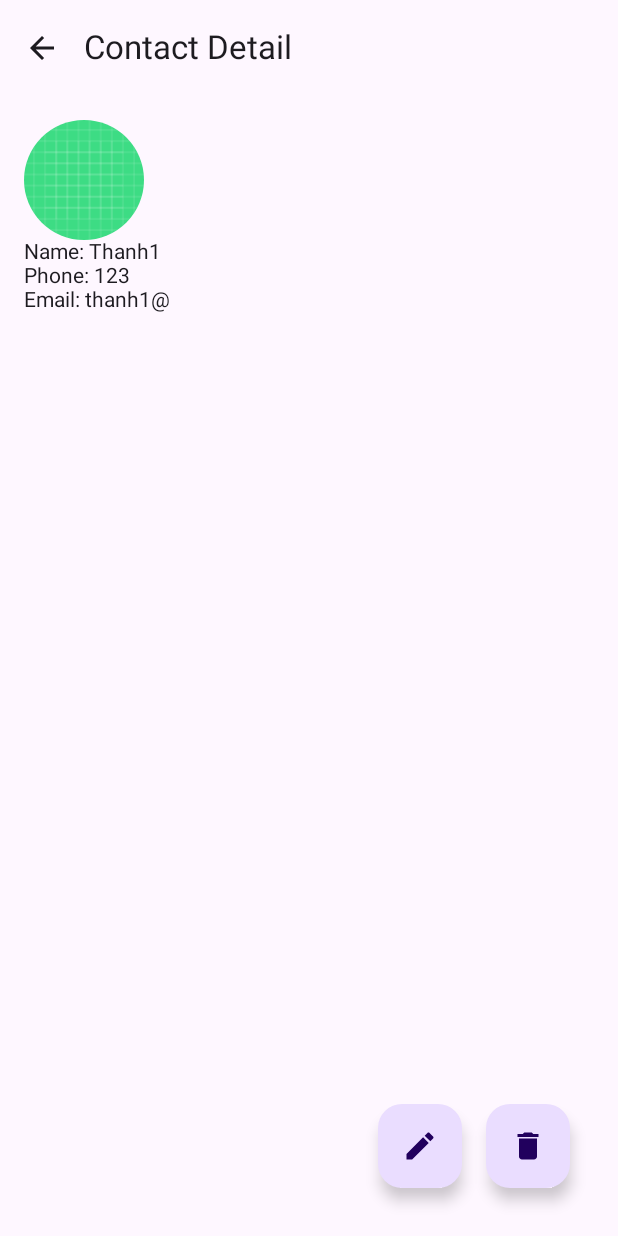
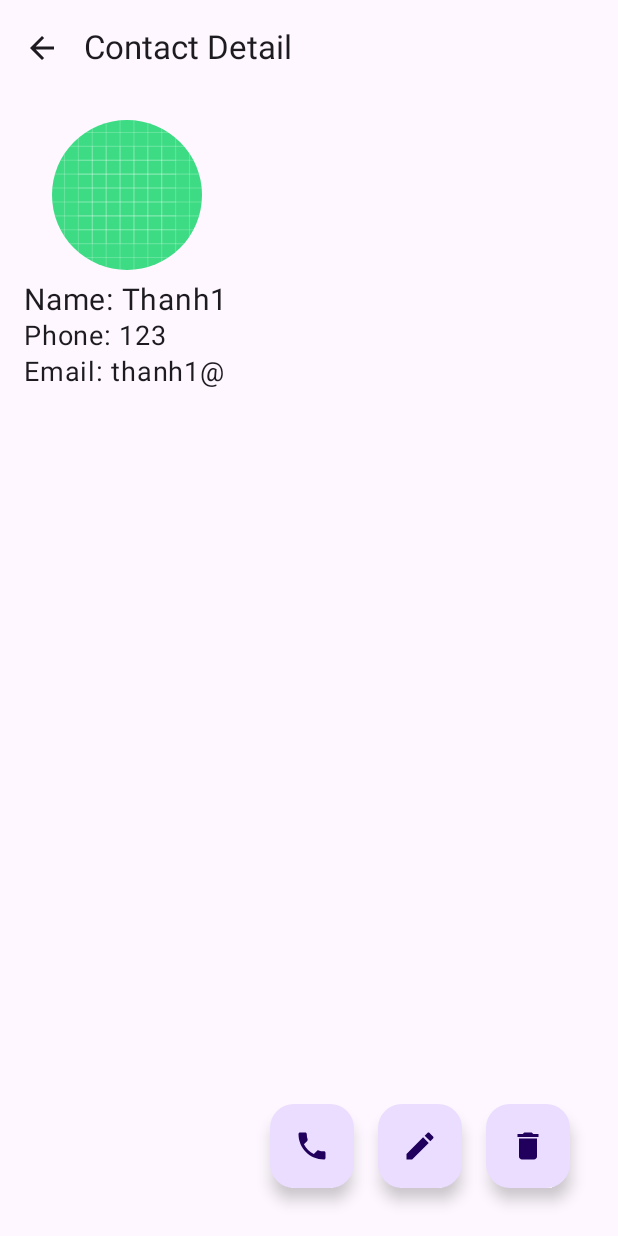
Before and after one commit to Baymaxmap/contact_compose, an Android app built with Jetpack Compose: the screen it shows after launch (MainActivity), after a tap on "Thanh1", on a phone screen of 412 x 824 dp. Run offline under Robolectric (Android 15) with nearby library versions, the phone set to English and light mode, and no system bars; our stand-ins replace Room's generated code, livedata-compose.

Commit message:
no commit

```diff
--- a/app/src/main/java/com/example/contact_compose/view/ContactDetailFragment.kt
+++ b/app/src/main/java/com/example/contact_compose/view/ContactDetailFragment.kt
@@ -1,6 +1,8 @@
 package com.example.contact_compose.view
 
 import android.annotation.SuppressLint
+import android.content.Intent
+import android.net.Uri
 import androidx.compose.foundation.layout.Arrangement
 import androidx.compose.foundation.layout.Box
 import androidx.compose.foundation.layout.Column
@@ -13,6 +15,7 @@ import androidx.compose.material.icons.Icons
 import androidx.compose.material.icons.filled.Add
 import androidx.compose.material.icons.filled.Delete
 import androidx.compose.material.icons.filled.Edit
+import androidx.compose.material.icons.filled.Phone
 import androidx.compose.material3.AlertDialog
 import androidx.compose.material3.ExperimentalMaterial3Api
 import androidx.compose.material3.FloatingActionButton
@@ -35,6 +38,7 @@ import androidx.compose.ui.Modifier
 import androidx.compose.ui.draw.clip
 import androidx.compose.ui.text.style.TextAlign
 import androidx.compose.ui.unit.dp
+import androidx.compose.ui.unit.sp
 import androidx.navigation.NavHostController
 import com.example.contact_compose.viewmodel.ContactDetailViewModel
 
@@ -56,12 +60,28 @@ fun ContactDetailScreen(navController: NavHostController ,viewModel: ContactDeta
                 GlideImage(
                     imagePath = it.avatar,
                     modifier = Modifier
-                        .size(80.dp)
+                        .size(100.dp)
                         .clip(CircleShape)
+                        .align(Alignment.CenterHorizontally)
                 )
-                Text(text = "Name: ${it.name}")
-                Text(text = "Phone: ${it.phoneNumber}")
-                Text(text = "Email: ${it.email}")
+                // name
+                Text(
+                    text = "Name: ${it.name}",
+                    style = MaterialTheme.typography.bodyLarge.copy(fontSize = 20.sp),
+                    modifier = Modifier.padding(top = 8.dp)
+                )
+
+                // phone
+                Text(
+                    text = "Phone: ${it.phoneNumber}",
+                    style = MaterialTheme.typography.bodyLarge.copy(fontSize = 18.sp)
+                )
+
+                // Email
+                Text(
+                    text = "Email: ${it.email}",
+                    style = MaterialTheme.typography.bodyLarge.copy(fontSize = 18.sp)
+                )
             }
 
             Row(
@@ -70,6 +90,16 @@ fun ContactDetailScreen(navController: NavHostController ,viewModel: ContactDeta
                     .padding(16.dp),
                 horizontalArrangement = Arrangement.spacedBy(16.dp) // Khoảng cách giữa các nút
             ) {
+
+                //*********** CALL BUTTON ***********
+                FloatingActionButton(onClick = {
+                    val intent = Intent(Intent.ACTION_DIAL).apply {
+                        data = Uri.parse("tel:${it.phoneNumber}")
+                    }
+                    navController.context.startActivity(intent)
+                }) {
+                    Icon(Icons.Default.Phone, contentDescription = "Call Contact")
+                }
 
                 //*********** EDIT BUTTON ***********
                 FloatingActionButton(
@@ -82,7 +112,6 @@ fun ContactDetailScreen(navController: NavHostController ,viewModel: ContactDeta
                 FloatingActionButton(
                     onClick = {
                         showDialogDelete.value = true
-
                     }
                 ) {
                     Icon(Icons.Default.Delete, contentDescription = "Delete Contact")
--- a/app/src/main/java/com/example/contact_compose/view/ContactEditFragment.kt
+++ b/app/src/main/java/com/example/contact_compose/view/ContactEditFragment.kt
@@ -108,6 +108,8 @@ fun ContactEditScreen(navController: NavHostController, viewModel: ContactEditVi
                     label = { Text("Email") },
                     modifier = Modifier.fillMaxWidth()
                 )
+
+                //SAVE CONTACT
                 Spacer(modifier = Modifier.height(16.dp))
                 Button(onClick = {
                     // Tạo đối tượng Contact mới và truyền vào updateContact
--- a/app/src/main/java/com/example/contact_compose/view/ContactListFragment.kt
+++ b/app/src/main/java/com/example/contact_compose/view/ContactListFragment.kt
@@ -40,15 +40,17 @@ fun ContactListScreen(
     navController: NavHostController,
     viewModel: ContactListViewModel
 ) {
-    LaunchedEffect(Unit) {
+    //contacts as a state, contacts change -> composable components recompose, launchedEffect called
+    val contacts by viewModel.contacts.observeAsState(emptyList())
+    LaunchedEffect(contacts) {
         viewModel.fetchContacts()
     }
-    val contacts by viewModel.contacts.observeAsState(emptyList())
 
     Box(modifier = Modifier.fillMaxSize()) {
         // Recycler view
         LazyColumn(modifier = Modifier.fillMaxSize()) {
             items(contacts) { contact ->
+                //display each item
                 ContactItem(contact = contact, onClick = {
                     navController.navigate("contactDetail/${contact.id}")
                 })
@@ -80,11 +82,11 @@ fun ContactItem(contact: Contact, onClick: () -> Unit) {
         GlideImage(
             imagePath = contact.avatar,
             modifier = Modifier
-                .size(40.dp)
+                .size(60.dp)
                 .clip(CircleShape)
         )
 
-        Spacer(modifier = Modifier.width(16.dp))
+        Spacer(modifier = Modifier.width(30.dp))
 
         // Hiển thị tên liên hệ
         Text(
--- a/app/src/main/java/com/example/contact_compose/view/ContactNavHost.kt
+++ b/app/src/main/java/com/example/contact_compose/view/ContactNavHost.kt
@@ -48,7 +48,7 @@ fun ContactNavHost(navController: NavHostController, viewModelFactory: ContactVi
         //ContactAddScreen
         composable("contactAdd") {
             val viewModel: ContactAddViewModel = viewModel(factory = viewModelFactory)
-            ContactAddScreen(navController = navController, viewModel = viewModel)
+            ContactAddScreen(navController, viewModel)
         }
     }
 }
```
Also changed, not shown: app/src/main/java/com/example/contact_compose/MainActivity.kt (+28 -13 lines).
